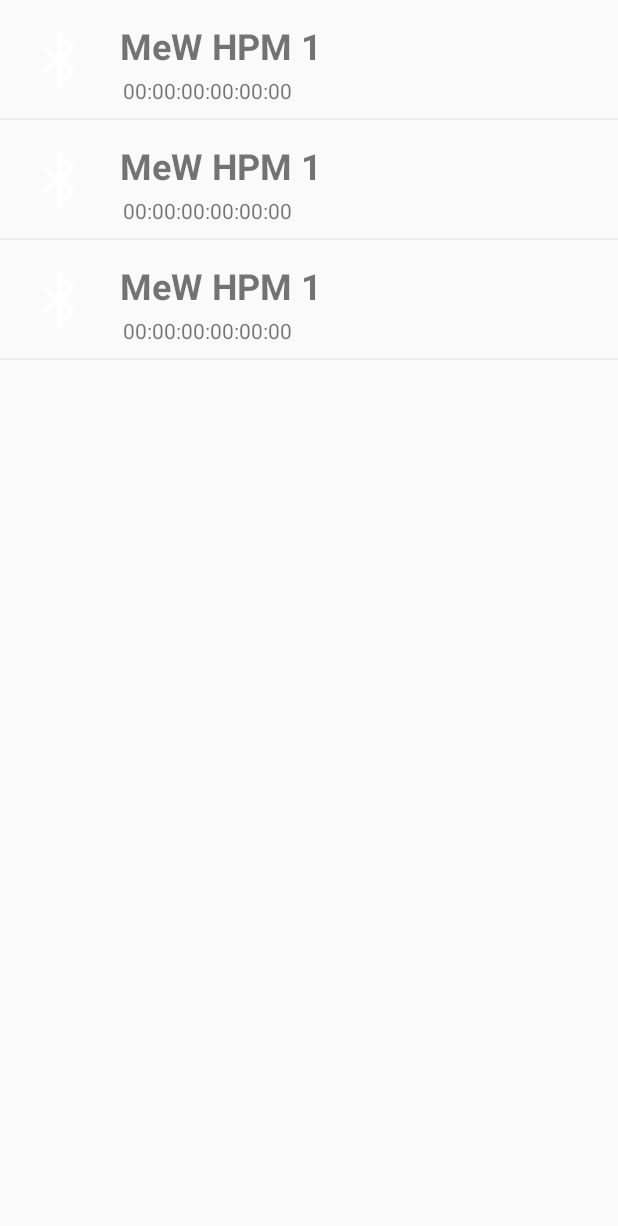
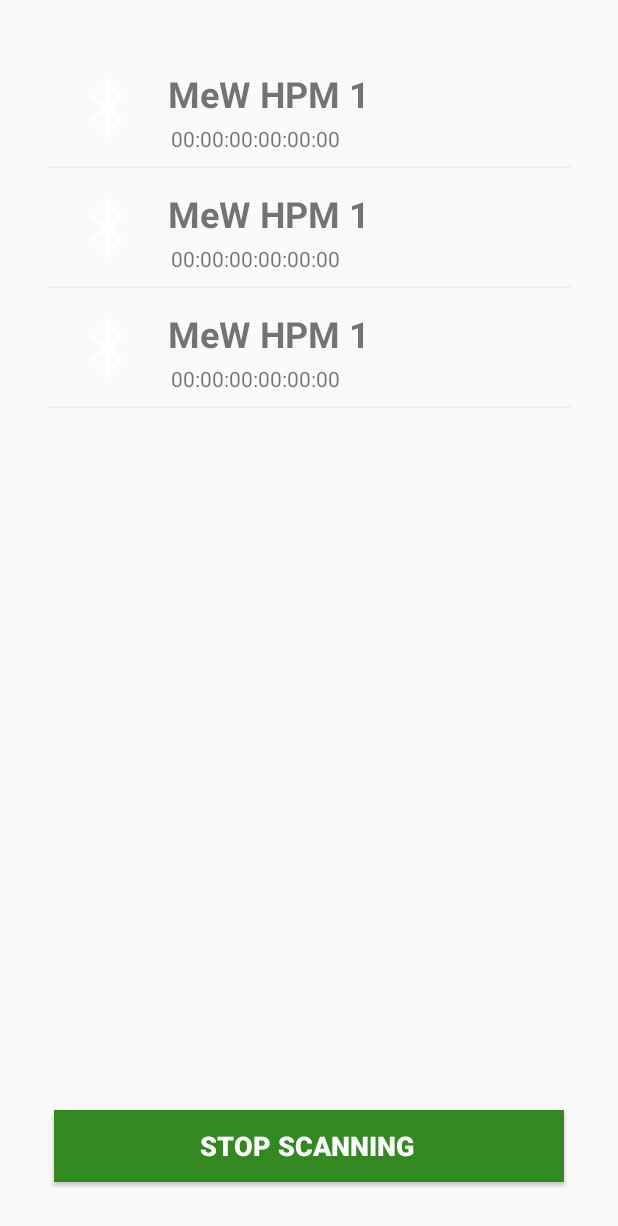
Before and after one commit to konachan700/mew-temporary, an Android app: the layout mew_disovery_fragment_popup.xml on its own in the app's theme, with its tools: preview values and no code run, on a phone screen of 412 x 824 dp. Shown: the top 1226 px of the screen. Run offline under Robolectric (Android 15) with nearby library versions, the phone set to English and light mode, and no system bars.

Commit message:
add new features

```diff
--- a/MeWSync/app/src/main/java/com/mewhpm/mewsync/fragments/FragmentCloseRequest.kt
+++ /dev/null
@@ -1,5 +0,0 @@
-package com.mewhpm.mewsync.fragments
-
-interface FragmentCloseRequest {
-    fun close(source: Fragments)
-}
--- a/MeWSync/app/src/main/res/layout/mew_disovery_fragment_popup.xml
+++ b/MeWSync/app/src/main/res/layout/mew_disovery_fragment_popup.xml
@@ -1,12 +1,29 @@
 <?xml version="1.0" encoding="utf-8"?>
+<LinearLayout
+        xmlns:android="http://schemas.android.com/apk/res/android"
+        xmlns:app="http://schemas.android.com/apk/res-auto" xmlns:tools="http://schemas.android.com/tools"
+        android:layout_width="match_parent"
+        android:layout_height="match_parent"
+        android:layout_margin="32dp"
+        android:orientation="vertical"
+        android:minWidth="9999dp"
+        android:minHeight="9999dp">
     <androidx.recyclerview.widget.RecyclerView
-    xmlns:android="http://schemas.android.com/apk/res/android"
-    xmlns:tools="http://schemas.android.com/tools"
+            android:layout_weight="1"
             android:id="@+id/discoveryList"
             android:name="com.mewhpm.mewsync.fragments.DeviceDiscoveryFragment"
             android:layout_width="match_parent"
             android:layout_height="match_parent"
-    android:layout_marginLeft="0dp"
-    android:layout_marginRight="0dp"
             tools:context=".fragments.DeviceDiscoveryFragment"
-    tools:listitem="@layout/device_disovery_fragment_item"/>
+            tools:listitem="@layout/device_disovery_fragment_item">
+    </androidx.recyclerview.widget.RecyclerView>
+    <Button
+            android:text="Stop scanning"
+            android:layout_width="match_parent"
+            android:layout_height="wrap_content"
+            android:layout_weight="0"
+            android:id="@+id/button" android:textSize="18sp" android:textStyle="bold"
+            android:textColor="@color/colorWhite" android:background="@color/colorBrandDark1"
+            android:layout_margin="4dp" android:gravity="center" android:paddingLeft="12dp"
+            android:paddingRight="16dp"/>
+</LinearLayout>
```
Also changed, not shown: MeWSync/app/src/main/java/com/mewhpm/mewsync/MainActivity.kt (+4 -8 lines), MeWSync/app/src/main/java/com/mewhpm/mewsync/fragments/DeviceDiscoveryFragment.kt (+27 -10 lines), MeWSync/app/src/main/java/com/mewhpm/mewsync/fragments/DevicesFragment.kt (+5 -10 lines). Lines whose indentation alone changed are shown as unchanged.
